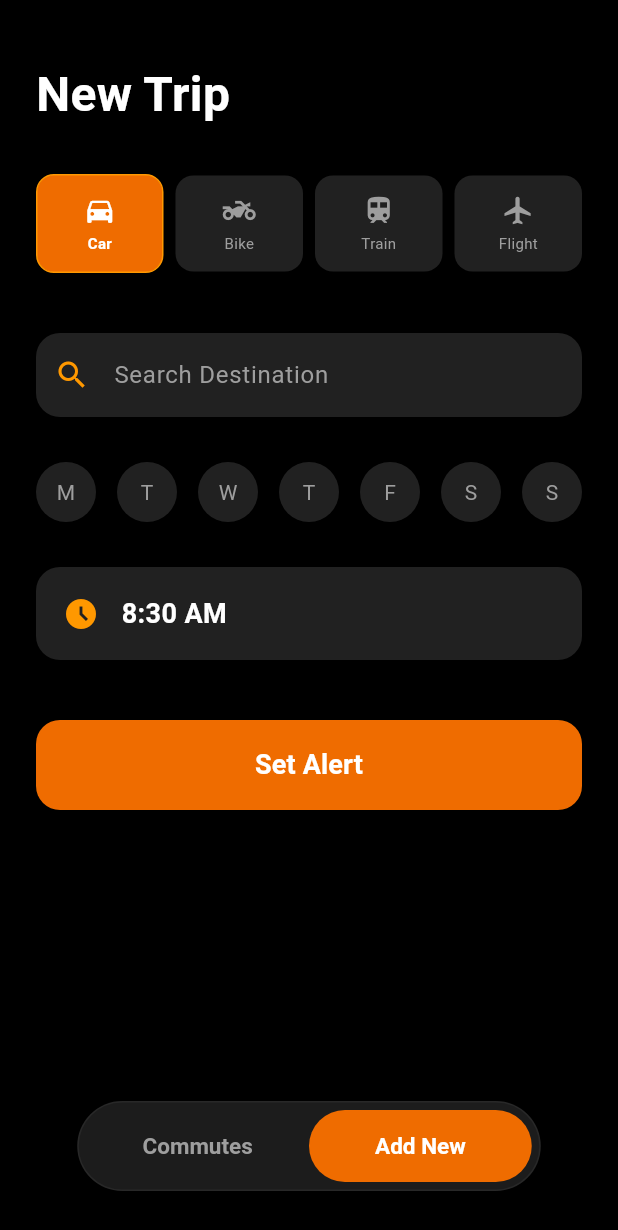
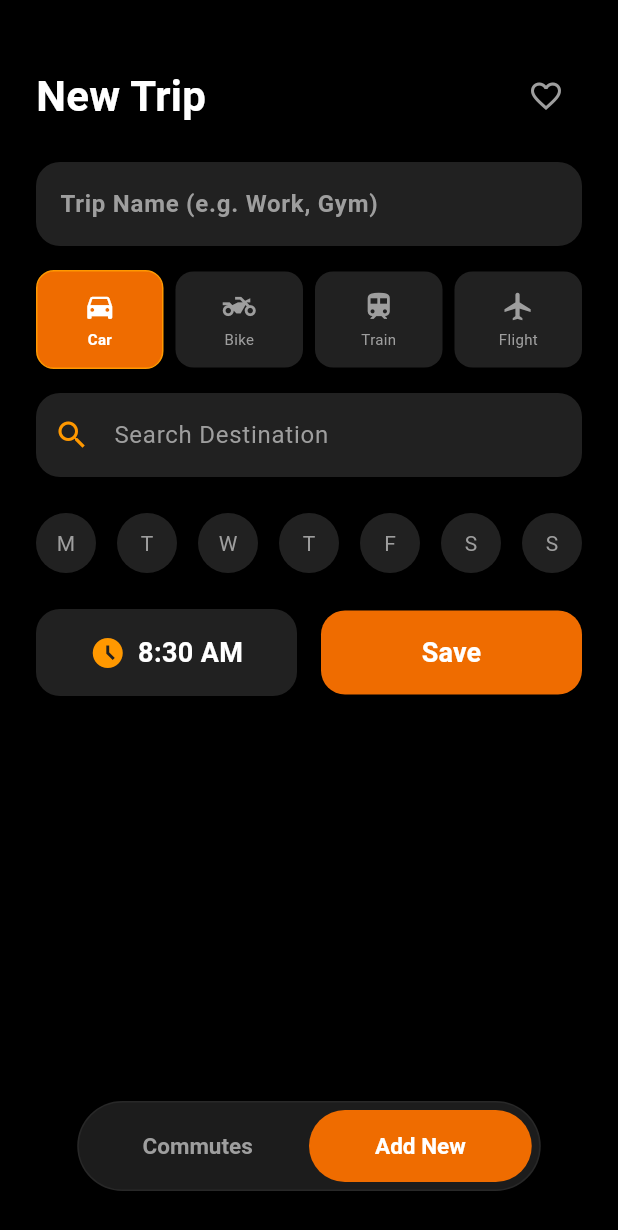
Before and after one commit to Sparsh5126/Reach, a Flutter app: the screen it shows after launch, after a tap on "Add New", on a phone screen of 412 x 824 dp. Shown: the top 1230 px of the screen. Run offline on Flutter 3.47's test engine with Material 3 defaults, Android fonts, the phone set to English and light mode, and no system bars; our stand-ins replace audioplayers, flutter_dotenv, flutter_local_notifications, geolocator, permission_handler, shared_preferences and 1 more; missing offline and left inert: android_alarm_manager_plus, device_calendar; network calls fail; statements that could not run were skipped.

Commit message:
UI Polish: Added Favourite button, Fixed Edit Mode defaults, pixel overflow

```diff
--- a/lib/add_commute_page.dart
+++ b/lib/add_commute_page.dart
@@ -7,19 +7,27 @@ import 'location_service.dart';
 class AddCommutePage extends StatefulWidget {
   final Function(Commute) onSave;
   final Commute? existingCommute;
+  final bool isSheet;
 
-  const AddCommutePage({super.key, required this.onSave, this.existingCommute});
+  const AddCommutePage({
+    super.key,
+    required this.onSave,
+    this.existingCommute,
+    this.isSheet = false,
+  });
 
   @override
   State<AddCommutePage> createState() => _AddCommutePageState();
 }
 
 class _AddCommutePageState extends State<AddCommutePage> {
+  late TextEditingController _titleController;
   late TextEditingController _destinationController;
   late TimeOfDay _selectedTime;
   int _selectedMode = 0;
   bool _isPickup = false;
   List<String> _selectedDays = [];
+  bool _isFavorite = false;
 
   List<LocationResult> _suggestions = [];
   bool _isSearching = false;
@@ -36,53 +44,46 @@ class _AddCommutePageState extends State<AddCommutePage> {
   void initState() {
     super.initState();
 
+    // 1. RESTORE EXISTING MODE (Fix for the bug)
+    if (widget.existingCommute != null) {
+      final m = widget.existingCommute!.mode;
+      if (m == 'motorcycle') _selectedMode = 1;
+      else if (m == 'train') _selectedMode = 2;
+      else if (m == 'flight') _selectedMode = 3;
+      else _selectedMode = 0; // Default to car
+    }
+
+    // Address Cleanup Logic
     String initialTitle = widget.existingCommute?.title ?? "";
     String? initialELoc = widget.existingCommute?.eLoc;
     double? initialLat = widget.existingCommute?.lat;
     double? initialLon = widget.existingCommute?.lon;
 
-    // --- ADVANCED ADDRESS CLEANUP ---
-    // Target: "Place, Street, City, State Zip, India" -> "Place, City"
     if (initialELoc == null && initialTitle.contains(',')) {
       List<String> parts = initialTitle.split(',').map((s) => s.trim()).toList();
+      if (parts.isNotEmpty && parts.last.toLowerCase() == 'india') parts.removeLast();
+      if (parts.isNotEmpty && RegExp(r'^\d+$').hasMatch(parts.last)) parts.removeLast();
 
-      // 1. Remove "India" (Too broad)
-      if (parts.isNotEmpty && parts.last.toLowerCase() == 'india') {
-        parts.removeLast();
-      }
-
-      // 2. Remove pure Zip Codes (e.g. "248001")
-      if (parts.isNotEmpty && RegExp(r'^\d+$').hasMatch(parts.last)) {
-         parts.removeLast();
-      }
-
-      // 3. SMART SELECTION
       if (parts.length >= 3) {
-        // Case: "Anytime Fitness, Plot No 4, Dehradun, Uttrakhand 23..."
-        // We take First ("Anytime Fitness") + Second-to-Last ("Dehradun")
-        // This skips the vague "State Zip" part at the end.
         String placeName = parts.first;
         String cityName = parts[parts.length - 2];
         initialTitle = "$placeName, $cityName";
-      }
-      else if (parts.length == 2) {
-        // Case: "Anytime Fitness, Dehradun" -> Keep both
+      } else if (parts.length == 2) {
         initialTitle = "${parts.first}, ${parts.last}";
-      }
-      else if (parts.isNotEmpty) {
-        // Fallback
+      } else if (parts.isNotEmpty) {
         initialTitle = parts.first;
       }
     }
 
+    _titleController = TextEditingController(text: widget.existingCommute?.customTitle ?? "");
     _destinationController = TextEditingController(text: initialTitle);
     _selectedTime = _parseTime(widget.existingCommute?.time) ?? const TimeOfDay(hour: 8, minute: 30);
     _selectedDays = List.from(widget.existingCommute?.days ?? []);
     _lat = initialLat;
     _lon = initialLon;
     _eLoc = initialELoc;
+    _isFavorite = widget.existingCommute?.isFavorite ?? false;
 
-    // --- AUTO-SEARCH ---
     if (_destinationController.text.isNotEmpty && _eLoc == null) {
       Future.delayed(const Duration(milliseconds: 500), () {
         if (mounted) _onSearchChanged(_destinationController.text);
@@ -96,12 +97,9 @@ class _AddCommutePageState extends State<AddCommutePage> {
       setState(() => _suggestions = []);
       return;
     }
-
     _debounce = Timer(const Duration(milliseconds: 600), () async {
       setState(() => _isSearching = true);
-
       final results = await LocationService.searchPlaces(query);
-
       if (mounted) {
         setState(() {
           _suggestions = results;
@@ -124,29 +122,20 @@ class _AddCommutePageState extends State<AddCommutePage> {
 
   void _submitData() {
     if (_destinationController.text.isEmpty) return;
-
     if (_selectedDays.isEmpty) {
       ScaffoldMessenger.of(context).showSnackBar(const SnackBar(content: Text("Please select at least one day"), backgroundColor: Colors.red));
       return;
     }
 
-    // --- HANDLE MISSING ELOC (CALENDAR AUTO-ADD) ---
     if (_eLoc == null) {
       if (_suggestions.isNotEmpty) {
-        // Automatically pick the first/best result if user didn't tap one
         final bestMatch = _suggestions.first;
         _eLoc = bestMatch.eLoc;
         _lat = bestMatch.lat;
         _lon = bestMatch.lon;
         _destinationController.text = bestMatch.name;
       } else {
-        ScaffoldMessenger.of(context).showSnackBar(
-          const SnackBar(
-            content: Text("Please select a location from the list for accurate navigation."),
-            backgroundColor: Colors.orange,
-            duration: Duration(seconds: 3),
-          )
-        );
+        ScaffoldMessenger.of(context).showSnackBar(const SnackBar(content: Text("Select a valid location."), backgroundColor: Colors.orange));
         return;
       }
     }
@@ -156,21 +145,19 @@ class _AddCommutePageState extends State<AddCommutePage> {
     else if (_selectedMode == 2) modeStr = 'train';
     else if (_selectedMode == 3) modeStr = 'flight';
 
-    String finalTitle = _isPickup && (_selectedMode > 1)
-        ? "Pick up: ${_destinationController.text}"
-        : _destinationController.text;
-
     final String finalId = widget.existingCommute?.id ?? const Uuid().v4();
 
     widget.onSave(Commute(
       id: finalId,
-      title: finalTitle,
+      title: _destinationController.text,
+      customTitle: _titleController.text.isEmpty ? null : _titleController.text,
       time: _selectedTime.format(context),
       mode: modeStr,
       days: _selectedDays,
       lat: _lat ?? 0.0,
       lon: _lon ?? 0.0,
       eLoc: _eLoc,
+      isFavorite: _isFavorite,
     ));
   }
 
@@ -181,21 +168,38 @@ class _AddCommutePageState extends State<AddCommutePage> {
     final inputColor = isDark ? Colors.grey[900] : Colors.grey[200];
     final hintColor = isDark ? Colors.grey : Colors.grey[600];
 
-    return Scaffold(
-      backgroundColor: Theme.of(context).scaffoldBackgroundColor,
-      body: SafeArea(
+    Widget content = SingleChildScrollView(
       child: Column(
-          children: [
-            Expanded(
-              child: SingleChildScrollView(
-                padding: const EdgeInsets.fromLTRB(24, 40, 24, 24),
-                child: Column(
+        mainAxisSize: MainAxisSize.min,
         crossAxisAlignment: CrossAxisAlignment.start,
         children: [
+          Row(
+            mainAxisAlignment: MainAxisAlignment.spaceBetween,
+            children: [
               Text(widget.existingCommute == null ? "New Trip" : "Edit Trip",
-                        style: TextStyle(fontSize: 32, fontWeight: FontWeight.bold, color: textColor)),
-                    const SizedBox(height: 30),
+                  style: TextStyle(fontSize: 28, fontWeight: FontWeight.bold, color: textColor)),
+              IconButton(
+                icon: Icon(_isFavorite ? Icons.favorite : Icons.favorite_border, color: _isFavorite ? Colors.red : hintColor),
+                onPressed: () => setState(() => _isFavorite = !_isFavorite),
+              ),
+            ],
+          ),
+          const SizedBox(height: 20),
 
+          // TITLE
+          TextField(
+            controller: _titleController,
+            style: TextStyle(color: textColor, fontWeight: FontWeight.bold),
+            decoration: InputDecoration(
+              hintText: "Trip Name (e.g. Work, Gym)",
+              hintStyle: TextStyle(color: hintColor),
+              filled: true, fillColor: inputColor,
+              border: OutlineInputBorder(borderRadius: BorderRadius.circular(16), borderSide: BorderSide.none),
+            ),
+          ),
+          const SizedBox(height: 16),
+
+          // MODES
           Row(
             children: [
               Expanded(child: AnimatedModeTile(label: "Car", icon: Icons.directions_car, isSelected: _selectedMode == 0, onTap: () => setState(() => _selectedMode = 0))),
@@ -207,11 +211,10 @@ class _AddCommutePageState extends State<AddCommutePage> {
               Expanded(child: AnimatedModeTile(label: "Flight", icon: Icons.flight, isSelected: _selectedMode == 3, onTap: () => setState(() => _selectedMode = 3))),
             ],
           ),
+          const SizedBox(height: 16),
+          if (_selectedMode >= 2) Padding(padding: const EdgeInsets.only(bottom: 16), child: _buildPickupToggle(isDark, inputColor!, textColor)),
 
-                    const SizedBox(height: 20),
-                    if (_selectedMode >= 2) _buildPickupToggle(isDark, inputColor!, textColor),
-                    const SizedBox(height: 20),
-
+          // DESTINATION
           TextField(
             controller: _destinationController,
             onChanged: _onSearchChanged,
@@ -229,10 +232,10 @@ class _AddCommutePageState extends State<AddCommutePage> {
           if (_suggestions.isNotEmpty)
             Container(
               margin: const EdgeInsets.only(top: 8),
+              constraints: const BoxConstraints(maxHeight: 200),
               decoration: BoxDecoration(color: isDark ? Colors.grey[850] : Colors.white, borderRadius: BorderRadius.circular(12)),
               child: ListView.builder(
                 shrinkWrap: true,
-                          physics: const NeverScrollableScrollPhysics(),
                 itemCount: _suggestions.length,
                 itemBuilder: (ctx, i) {
                   final p = _suggestions[i];
@@ -245,8 +248,9 @@ class _AddCommutePageState extends State<AddCommutePage> {
               ),
             ),
 
-                    const SizedBox(height: 30),
+          const SizedBox(height: 24),
 
+          // DAYS
           Row(
             mainAxisAlignment: MainAxisAlignment.spaceBetween,
             children: List.generate(7, (index) {
@@ -255,52 +259,84 @@ class _AddCommutePageState extends State<AddCommutePage> {
                 onTap: () => setState(() => isSelected ? _selectedDays.remove(_fullDays[index]) : _selectedDays.add(_fullDays[index])),
                 child: Container(
                   width: 40, height: 40,
-                            decoration: BoxDecoration(
-                              color: isSelected ? Colors.orange[800] : inputColor,
-                              shape: BoxShape.circle
-                            ),
+                  decoration: BoxDecoration(color: isSelected ? Colors.orange[800] : inputColor, shape: BoxShape.circle),
                   alignment: Alignment.center,
                   child: Text(_weekDays[index], style: TextStyle(color: isSelected ? Colors.white : hintColor)),
                 ),
               );
             }),
           ),
-                    const SizedBox(height: 30),
+          const SizedBox(height: 24),
 
-                    GestureDetector(
+          // TIME & SAVE
+          Row(
+            children: [
+              Expanded(
+                flex: 1,
+                child: GestureDetector(
                   onTap: () async {
                     final picked = await showTimePicker(context: context, initialTime: _selectedTime);
                     if (picked != null) setState(() => _selectedTime = picked);
                   },
                   child: Container(
-                        padding: const EdgeInsets.all(18),
+                    padding: const EdgeInsets.symmetric(vertical: 16),
                     decoration: BoxDecoration(color: inputColor, borderRadius: BorderRadius.circular(16)),
-                        child: Row(children: [
+                    child: Row(
+                      mainAxisAlignment: MainAxisAlignment.center,
+                      children: [
                         const Icon(Icons.access_time_filled, color: Colors.orange),
-                          const SizedBox(width: 15),
-                          Text(_selectedTime.format(context), style: TextStyle(color: textColor, fontSize: 18, fontWeight: FontWeight.bold)),
-                        ]),
+                        const SizedBox(width: 8),
+                        Flexible(
+                          child: Text(
+                            _selectedTime.format(context),
+                            style: TextStyle(color: textColor, fontSize: 18, fontWeight: FontWeight.bold),
+                            overflow: TextOverflow.ellipsis,
                           ),
                         ),
-                    const SizedBox(height: 40),
-
-                    SizedBox(
-                      width: double.infinity, height: 60,
+                      ],
+                    ),
+                  ),
+                ),
+              ),
+              const SizedBox(width: 16),
+              Expanded(
+                flex: 1,
+                child: SizedBox(
+                  height: 56,
                   child: ElevatedButton(
                     onPressed: _submitData,
                     style: ElevatedButton.styleFrom(backgroundColor: Colors.orange[800], shape: RoundedRectangleBorder(borderRadius: BorderRadius.circular(16))),
-                        child: const Text("Set Alert", style: TextStyle(color: Colors.white, fontSize: 18, fontWeight: FontWeight.bold)),
-                      ),
-                    ),
-                    const SizedBox(height: 40),
-                  ],
+                    child: const Text("Save", style: TextStyle(color: Colors.white, fontSize: 18, fontWeight: FontWeight.bold)),
                   ),
                 ),
               ),
             ],
           ),
+          const SizedBox(height: 20),
+        ],
       ),
     );
+
+    if (widget.isSheet) {
+      final bottomPadding = MediaQuery.of(context).viewInsets.bottom;
+      return Container(
+        padding: EdgeInsets.fromLTRB(24, 24, 24, 24 + bottomPadding),
+        decoration: BoxDecoration(
+          color: Theme.of(context).scaffoldBackgroundColor,
+          borderRadius: const BorderRadius.vertical(top: Radius.circular(32)),
+        ),
+        child: content,
+      );
+    } else {
+      return Scaffold(
+        body: SafeArea(
+          child: Padding(
+            padding: const EdgeInsets.fromLTRB(24, 40, 24, 0),
+            child: content,
+          ),
+        ),
+      );
+    }
   }
 
   Widget _buildPickupToggle(bool isDark, Color inputColor, Color textColor) {
@@ -379,14 +415,7 @@ class AnimatedModeTile extends StatelessWidget {
           children: [
             Icon(icon, color: isSelected ? Colors.white : unselectedIconColor, size: 22),
             const SizedBox(height: 4),
-            Text(
-              label,
-              style: TextStyle(
-                color: isSelected ? Colors.white : unselectedIconColor,
-                fontWeight: isSelected ? FontWeight.bold : FontWeight.normal,
-                fontSize: 10
-              ),
-            ),
+            Text(label, style: TextStyle(color: isSelected ? Colors.white : unselectedIconColor, fontWeight: isSelected ? FontWeight.bold : FontWeight.normal, fontSize: 10)),
           ],
         ),
       ),
--- a/lib/commute_model.dart
+++ b/lib/commute_model.dart
@@ -1,79 +1,95 @@
-import 'dart:convert';
-import 'package:uuid/uuid.dart';
-
 class Commute {
   final String id;
-  final String title;
+  final String title;       // This is the Address/Location Name
+  final String? customTitle; // NEW: User's nickname ("Work", "Gym")
   final String time;
   final String mode;
   final List<String> days;
   final double lat;
   final double lon;
   final String? eLoc;
+  final bool isFavorite;     // NEW: Pin to top
 
   Commute({
-    String? id,
+    required this.id,
     required this.title,
+    this.customTitle,        // NEW
     required this.time,
     required this.mode,
     required this.days,
     required this.lat,
     required this.lon,
     this.eLoc,
-  }) : id = id ?? const Uuid().v4();
+    this.isFavorite = false, // Default to false
+  });
 
-  int get timeInMinutes {
-    try {
-      final parts = time.split(" ");
-      final hm = parts[0].split(":");
-      int h = int.parse(hm[0]);
-      int m = int.parse(hm[1]);
-      if (parts[1] == "PM" && h != 12) h += 12;
-      if (parts[1] == "AM" && h == 12) h = 0;
-      return h * 60 + m;
-    } catch (e) {
-      return 0;
-    }
-  }
-
-  // --- 1. TO MAP (Used for Saving) ---
+  // Convert to Map for saving
   Map<String, dynamic> toMap() {
     return {
       'id': id,
       'title': title,
+      'customTitle': customTitle, // NEW
       'time': time,
       'mode': mode,
       'days': days,
       'lat': lat,
       'lon': lon,
       'eLoc': eLoc,
+      'isFavorite': isFavorite ? 1 : 0, // Save boolean as int
     };
   }
 
-  // --- 2. FROM MAP (Used for Loading) ---
-  factory Commute.fromMap(Map<String, dynamic> map) {
+  // Create from Map for loading
+  factory Commute.fromJson(Map<String, dynamic> map) {
     return Commute(
-      id: map['id'] ?? '',
-      title: map['title'] ?? '',
-      time: map['time'] ?? '',
-      mode: map['mode'] ?? 'car',
-      days: List<String>.from(map['days'] ?? []),
-      lat: map['lat']?.toDouble() ?? 0.0,
-      lon: map['lon']?.toDouble() ?? 0.0,
+      id: map['id'],
+      title: map['title'],
+      customTitle: map['customTitle'], // NEW
+      time: map['time'],
+      mode: map['mode'],
+      days: List<String>.from(map['days']),
+      lat: map['lat'],
+      lon: map['lon'],
       eLoc: map['eLoc'],
+      isFavorite: (map['isFavorite'] == 1), // Load int as boolean
     );
   }
 
-  String toJson() => json.encode(toMap());
+  // Helper to copy object
+  Commute copyWith({
+    String? title,
+    String? customTitle,
+    String? time,
+    String? mode,
+    List<String>? days,
+    double? lat,
+    double? lon,
+    String? eLoc,
+    bool? isFavorite,
+  }) {
+    return Commute(
+      id: id,
+      title: title ?? this.title,
+      customTitle: customTitle ?? this.customTitle,
+      time: time ?? this.time,
+      mode: mode ?? this.mode,
+      days: days ?? this.days,
+      lat: lat ?? this.lat,
+      lon: lon ?? this.lon,
+      eLoc: eLoc ?? this.eLoc,
+      isFavorite: isFavorite ?? this.isFavorite,
+    );
+  }
 
-  // --- 3. FLEXIBLE DECODER (Fixes the crash) ---
-  factory Commute.fromJson(dynamic source) {
-    if (source is String) {
-      return Commute.fromMap(json.decode(source));
-    } else if (source is Map<String, dynamic>) {
-      return Commute.fromMap(source);
-    } else {
-      throw Exception("Unknown type for Commute.fromJson");
-    }
+  // Helper to calculate minutes for sorting
+  int get timeInMinutes {
+    final t = time.replaceAll(RegExp(r'[^\d:APM]'), '');
+    final parts = t.split(":");
+    int h = int.parse(parts[0]);
+    int m = int.parse(parts[1].substring(0, 2));
+    final isPm = t.contains("PM");
+    if (isPm && h != 12) h += 12;
+    if (!isPm && h == 12) h = 0;
+    return h * 60 + m;
   }
 }
```
Also changed, not shown: lib/commute_card.dart (+23 -5 lines), lib/main.dart (+40 -20 lines). Lines whose indentation alone changed are shown as unchanged.
